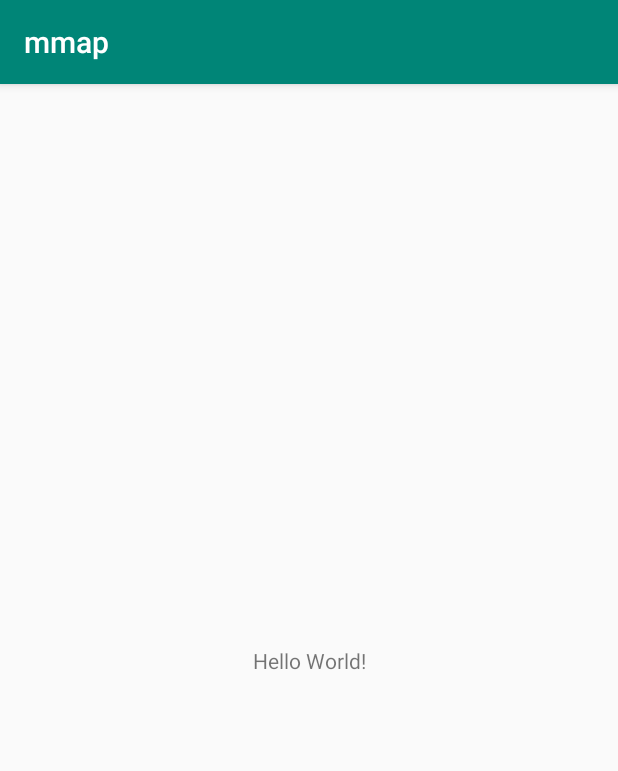
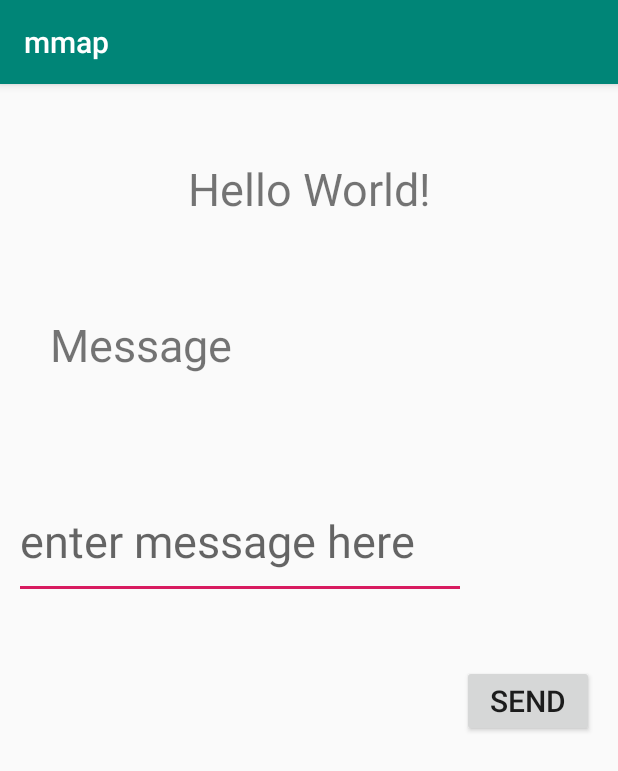
Before and after one commit to n2341/mmap, an Android app: the screen it shows after launch (MainActivity), on a phone screen of 412 x 824 dp. Shown: the top 771 px of the screen. Run offline under Robolectric (Android 15) with nearby library versions, the phone set to English and light mode, and no system bars.

Commit message:
my second commit

```diff
--- a/app/src/main/AndroidManifest.xml
+++ b/app/src/main/AndroidManifest.xml
@@ -9,6 +9,7 @@
         android:roundIcon="@mipmap/ic_launcher_round"
         android:supportsRtl="true"
         android:theme="@style/AppTheme">
+        <activity android:name=".DisplayMessageActivity"></activity>
         <activity android:name=".MainActivity">
             <intent-filter>
                 <action android:name="android.intent.action.MAIN" />
--- a/app/src/main/java/com/example/mmap/MainActivity.java
+++ b/app/src/main/java/com/example/mmap/MainActivity.java
@@ -3,6 +3,9 @@ package com.example.mmap;
 import androidx.appcompat.app.AppCompatActivity;
 
 import android.os.Bundle;
+import android.view.View;
+import android.widget.EditText;
+import android.widget.Toast;
 
 public class MainActivity extends AppCompatActivity {
 
@@ -11,4 +14,13 @@ public class MainActivity extends AppCompatActivity {
         super.onCreate(savedInstanceState);
         setContentView(R.layout.activity_main);
     }
+    /*public void sendMessage (View view) {
+        (message =  findViewById(R.id.message);
+        Toast.makeText(this, "Sending message " + message.getText().toString(),
+                Toast.LENGTH_SHORT).show();
+    }*/
+    public void sendMessage(View view){
+        EditText message=findViewById(R.id.message);
+        Toast.makeText(this,"sending message"+message.getText().toString(),Toast.LENGTH_SHORT);
+    }
 }
--- a/app/src/main/res/layout/activity_main.xml
+++ b/app/src/main/res/layout/activity_main.xml
@@ -7,12 +7,57 @@
     tools:context=".MainActivity">
 
     <TextView
+        android:id="@+id/textView2"
+        android:layout_width="0dp"
+        android:layout_height="wrap_content"
+        android:textAlignment="center"
+        android:textSize="30dp"
+        android:text="Hello World!"
+        app:layout_constraintBottom_toBottomOf="parent"
+        app:layout_constraintHorizontal_bias="0.425"
+        app:layout_constraintLeft_toLeftOf="parent"
+        app:layout_constraintRight_toRightOf="parent"
+        app:layout_constraintTop_toTopOf="parent"
+        app:layout_constraintVertical_bias="0.068" />
+
+
+    <TextView
+        android:id="@+id/message"
+        android:layout_width="239dp"
+        android:layout_height="60dp"
+        android:text="Message"
+        android:textSize="30dp"
+        app:layout_constraintBottom_toBottomOf="parent"
+        app:layout_constraintEnd_toEndOf="parent"
+        app:layout_constraintHorizontal_bias="0.192"
+        app:layout_constraintStart_toStartOf="parent"
+        app:layout_constraintTop_toTopOf="parent"
+        app:layout_constraintVertical_bias="0.217" />
+
+    <EditText
+        android:layout_width="301dp"
+        android:layout_height="77dp"
+        android:hint="enter message here"
+        android:textSize="30dp"
+        app:layout_constraintBottom_toBottomOf="parent"
+        app:layout_constraintEnd_toEndOf="parent"
+        app:layout_constraintHorizontal_bias="0.086"
+        app:layout_constraintStart_toStartOf="parent"
+        app:layout_constraintTop_toTopOf="parent"
+        app:layout_constraintVertical_bias="0.385" />
+
+    <Button
+        android:id="@+id/sendButton"
         android:layout_width="wrap_content"
         android:layout_height="wrap_content"
-        android:text="Hello World!"
+        android:onClick="sendMessage"
+        android:text="send"
+        android:textSize="20dp"
         app:layout_constraintBottom_toBottomOf="parent"
-        app:layout_constraintLeft_toLeftOf="parent"
-        app:layout_constraintRight_toRightOf="parent"
-        app:layout_constraintTop_toTopOf="parent" />
+        app:layout_constraintEnd_toEndOf="parent"
+        app:layout_constraintHorizontal_bias="0.95"
+        app:layout_constraintStart_toStartOf="parent"
+        app:layout_constraintTop_toTopOf="parent"
+        app:layout_constraintVertical_bias="0.538" />
 
 </androidx.constraintlayout.widget.ConstraintLayout>
```
Also changed, not shown: app/src/main/java/com/example/mmap/DisplayMessageActivity.java (added, +26 -0 lines), app/src/main/res/layout/activity_display_message.xml (added, +34 -0 lines).
